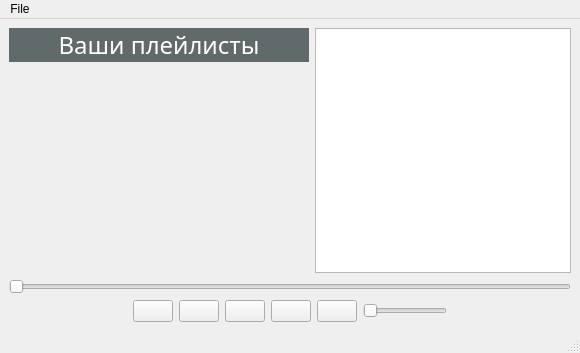
The window that MusicPlayer/MainWindow.ui (ReZZid/PracticeProject) describes before a commit, drawn with Qt 5.
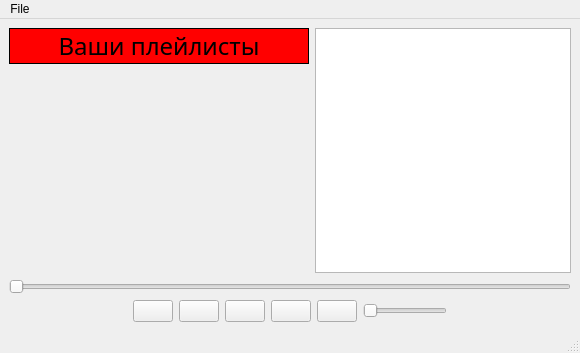
The same window after the commit. Icons and pictures are not drawn.

Commit message: Обновил дизайн формы

What changed in the file:
```diff
--- a/MusicPlayer/MainWindow.ui
+++ b/MusicPlayer/MainWindow.ui
@@ -310,12 +310,10 @@
        </font>
       </property>
       <property name="autoFillBackground">
-       <bool>true</bool>
+       <bool>false</bool>
       </property>
       <property name="styleSheet">
-       <string notr="true">border:2px;
-background-color:#616a6b;
-color:white;</string>
+       <string notr="true">backGround-color:red</string>
       </property>
       <property name="frameShape">
        <enum>QFrame::Box</enum>
```
The commit also changes 3 other files.
